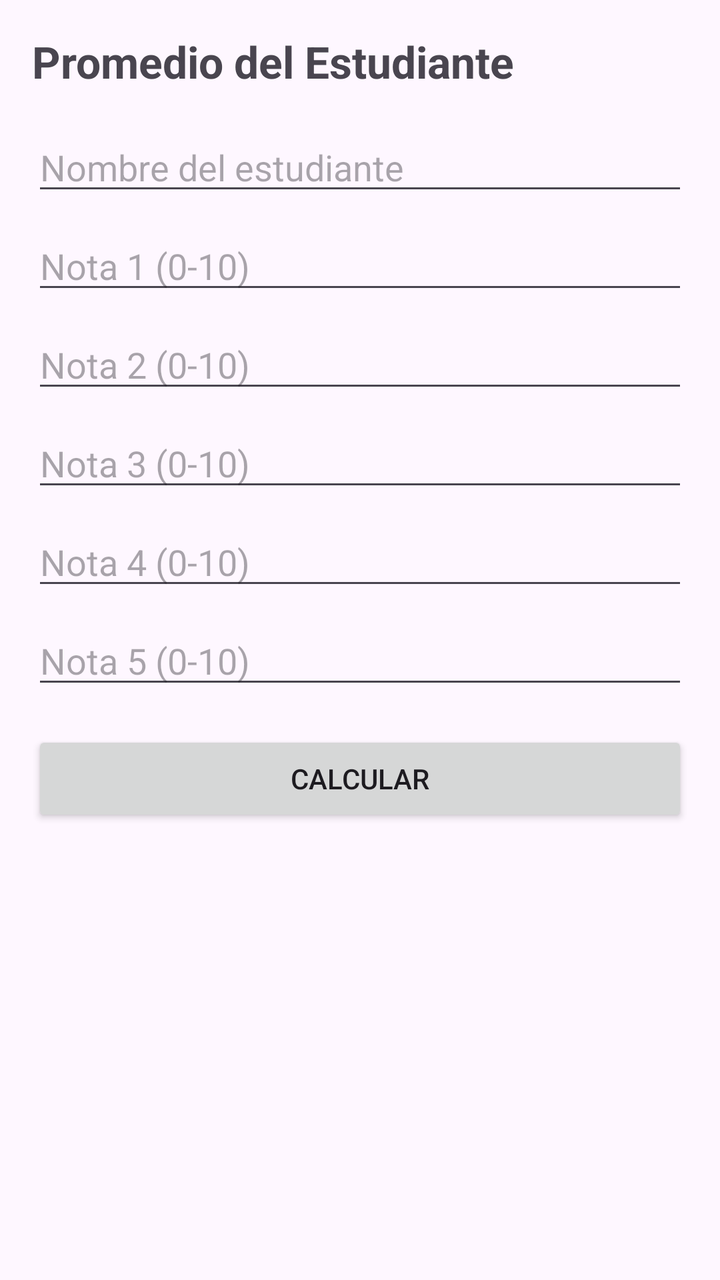
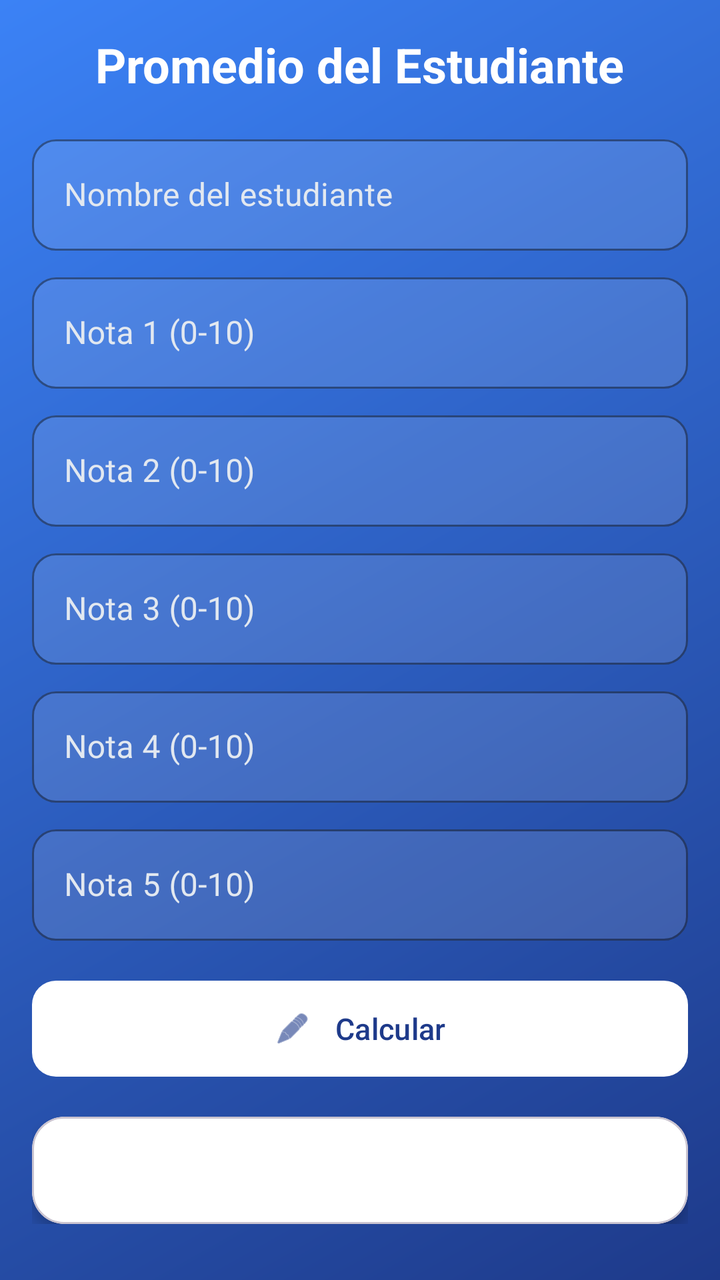

Before-and-after screenshots of an Android layout around one commit, followed by the original layout XML and the change that was made.
<!-- AndroidManifest.xml: application theme Theme._1erDesafioDSM -->
<!-- res/layout/activity_promedio.xml -->
<?xml version="1.0" encoding="utf-8"?>
<ScrollView xmlns:android="http://schemas.android.com/apk/res/android"
    android:layout_width="match_parent"
    android:layout_height="match_parent"
    android:padding="@dimen/padding_medium">

    <LinearLayout
        android:layout_width="match_parent"
        android:layout_height="wrap_content"
        android:orientation="vertical">

        <TextView
            android:layout_width="wrap_content"
            android:layout_height="wrap_content"
            android:text="@string/titulo_promedio"
            android:textSize="@dimen/text_title_size"
            android:textStyle="bold"
            android:layout_marginBottom="@dimen/margin_medium" />

        <EditText
            android:id="@+id/etNombreEstudiante"
            android:layout_width="match_parent"
            android:layout_height="wrap_content"
            android:hint="@string/hint_nombre_estudiante"
            android:inputType="textPersonName"
            android:layout_marginBottom="@dimen/margin_small" />

        <EditText
            android:id="@+id/etNota1"
            android:layout_width="match_parent"
            android:layout_height="wrap_content"
            android:hint="@string/hint_nota1"
            android:inputType="numberDecimal"
            android:layout_marginBottom="@dimen/margin_small" />

        <EditText
            android:id="@+id/etNota2"
            android:layout_width="match_parent"
            android:layout_height="wrap_content"
            android:hint="@string/hint_nota2"
            android:inputType="numberDecimal"
            android:layout_marginBottom="@dimen/margin_small" />

        <EditText
            android:id="@+id/etNota3"
            android:layout_width="match_parent"
            android:layout_height="wrap_content"
            android:hint="@string/hint_nota3"
            android:inputType="numberDecimal"
            android:layout_marginBottom="@dimen/margin_small" />

        <EditText
            android:id="@+id/etNota4"
            android:layout_width="match_parent"
            android:layout_height="wrap_content"
            android:hint="@string/hint_nota4"
            android:inputType="numberDecimal"
            android:layout_marginBottom="@dimen/margin_small" />

        <EditText
            android:id="@+id/etNota5"
            android:layout_width="match_parent"
            android:layout_height="wrap_content"
            android:hint="@string/hint_nota5"
            android:inputType="numberDecimal"
            android:layout_marginBottom="@dimen/margin_medium" />

        <Button
            android:id="@+id/btnCalcularPromedio"
            android:layout_width="match_parent"
            android:layout_height="wrap_content"
            android:text="@string/btn_calcular"
            android:layout_marginBottom="@dimen/margin_medium" />

        <TextView
            android:id="@+id/tvResultado"
            android:layout_width="match_parent"
            android:layout_height="wrap_content"
            android:textSize="@dimen/text_body_size"
            android:textStyle="bold"
            android:gravity="center" />

    </LinearLayout>
</ScrollView>
<!-- resources referenced by this layout -->
<resources>
  <dimen name="margin_medium">16dp</dimen>
  <dimen name="margin_small">8dp</dimen>
  <dimen name="padding_medium">16dp</dimen>
  <dimen name="text_body_size">16sp</dimen>
  <dimen name="text_title_size">22sp</dimen>
  <string name="btn_calcular">Calcular</string>
  <string name="hint_nombre_estudiante">Nombre del estudiante</string>
  <string name="hint_nota1">Nota 1 (0-10)</string>
  <string name="hint_nota2">Nota 2 (0-10)</string>
  <string name="hint_nota3">Nota 3 (0-10)</string>
  <string name="hint_nota4">Nota 4 (0-10)</string>
  <string name="hint_nota5">Nota 5 (0-10)</string>
  <string name="titulo_promedio">Promedio del Estudiante</string>
  <style name="Theme._1erDesafioDSM" parent="Base.Theme._1erDesafioDSM" />
  <style name="Base.Theme._1erDesafioDSM" parent="Theme.Material3.DayNight.NoActionBar">
          
          
      </style>
</resources>

<!-- the commit's change to res/layout/activity_promedio.xml (unified diff, before → after) -->
@@ -1,7 +1,9 @@
 <?xml version="1.0" encoding="utf-8"?>
 <ScrollView xmlns:android="http://schemas.android.com/apk/res/android"
+    xmlns:app="http://schemas.android.com/apk/res-auto"
     android:layout_width="match_parent"
     android:layout_height="match_parent"
+    android:background="@drawable/bg_gradient"
     android:padding="@dimen/padding_medium">
 
     <LinearLayout
@@ -9,76 +11,196 @@
         android:layout_height="wrap_content"
         android:orientation="vertical">
 
+        
         <TextView
             android:layout_width="wrap_content"
             android:layout_height="wrap_content"
             android:text="@string/titulo_promedio"
-            android:textSize="@dimen/text_title_size"
+            android:textSize="24sp"
             android:textStyle="bold"
+            android:textColor="#FFFFFF"
+            android:layout_gravity="center_horizontal"
             android:layout_marginBottom="@dimen/margin_medium" />
 
-        <EditText
-            android:id="@+id/etNombreEstudiante"
+        
+        <com.google.android.material.textfield.TextInputLayout
+            style="@style/Widget.MaterialComponents.TextInputLayout.OutlinedBox"
             android:layout_width="match_parent"
             android:layout_height="wrap_content"
             android:hint="@string/hint_nombre_estudiante"
-            android:inputType="textPersonName"
-            android:layout_marginBottom="@dimen/margin_small" />
-
-        <EditText
-            android:id="@+id/etNota1"
+            android:textColorHint="#E2E8F0"
+            app:boxBackgroundColor="#1EFFFFFF"
+            app:boxCornerRadiusTopStart="12dp"
+            app:boxCornerRadiusTopEnd="12dp"
+            app:boxCornerRadiusBottomStart="12dp"
+            app:boxCornerRadiusBottomEnd="12dp"
+            app:boxStrokeColor="#FFFFFF"
+            app:hintTextColor="#FFFFFF"
+            android:layout_marginBottom="@dimen/margin_small">
+
+            <com.google.android.material.textfield.TextInputEditText
+                android:id="@+id/etNombreEstudiante"
+                android:layout_width="match_parent"
+                android:layout_height="wrap_content"
+                android:inputType="textPersonName"
+                android:textColor="#FFFFFF" />
+        </com.google.android.material.textfield.TextInputLayout>
+
+        
+        <com.google.android.material.textfield.TextInputLayout
+            style="@style/Widget.MaterialComponents.TextInputLayout.OutlinedBox"
             android:layout_width="match_parent"
             android:layout_height="wrap_content"
             android:hint="@string/hint_nota1"
-            android:inputType="numberDecimal"
-            android:layout_marginBottom="@dimen/margin_small" />
-
-        <EditText
-            android:id="@+id/etNota2"
+            android:textColorHint="#E2E8F0"
+            app:boxBackgroundColor="#1EFFFFFF"
+            app:boxCornerRadiusTopStart="12dp"
+            app:boxCornerRadiusTopEnd="12dp"
+            app:boxCornerRadiusBottomStart="12dp"
+            app:boxCornerRadiusBottomEnd="12dp"
+            app:boxStrokeColor="#FFFFFF"
+            app:hintTextColor="#FFFFFF"
+            android:layout_marginBottom="@dimen/margin_small">
+
+            <com.google.android.material.textfield.TextInputEditText
+                android:id="@+id/etNota1"
+                android:layout_width="match_parent"
+                android:layout_height="wrap_content"
+                android:inputType="numberDecimal"
+                android:textColor="#FFFFFF" />
+        </com.google.android.material.textfield.TextInputLayout>
+
+        
+        <com.google.android.material.textfield.TextInputLayout
+            style="@style/Widget.MaterialComponents.TextInputLayout.OutlinedBox"
             android:layout_width="match_parent"
             android:layout_height="wrap_content"
             android:hint="@string/hint_nota2"
-            android:inputType="numberDecimal"
-            android:layout_marginBottom="@dimen/margin_small" />
-
-        <EditText
-            android:id="@+id/etNota3"
+            android:textColorHint="#E2E8F0"
+            app:boxBackgroundColor="#1EFFFFFF"
+            app:boxCornerRadiusTopStart="12dp"
+            app:boxCornerRadiusTopEnd="12dp"
+            app:boxCornerRadiusBottomStart="12dp"
+            app:boxCornerRadiusBottomEnd="12dp"
+            app:boxStrokeColor="#FFFFFF"
+            app:hintTextColor="#FFFFFF"
+            android:layout_marginBottom="@dimen/margin_small">
+
+            <com.google.android.material.textfield.TextInputEditText
+                android:id="@+id/etNota2"
+                android:layout_width="match_parent"
+                android:layout_height="wrap_content"
+                android:inputType="numberDecimal"
+                android:textColor="#FFFFFF" />
+        </com.google.android.material.textfield.TextInputLayout>
+
+        
+        <com.google.android.material.textfield.TextInputLayout
+            style="@style/Widget.MaterialComponents.TextInputLayout.OutlinedBox"
             android:layout_width="match_parent"
             android:layout_height="wrap_content"
             android:hint="@string/hint_nota3"
-            android:inputType="numberDecimal"
-            android:layout_marginBottom="@dimen/margin_small" />
-
-        <EditText
-            android:id="@+id/etNota4"
+            android:textColorHint="#E2E8F0"
+            app:boxBackgroundColor="#1EFFFFFF"
+            app:boxCornerRadiusTopStart="12dp"
+            app:boxCornerRadiusTopEnd="12dp"
+            app:boxCornerRadiusBottomStart="12dp"
+            app:boxCornerRadiusBottomEnd="12dp"
+            app:boxStrokeColor="#FFFFFF"
+            app:hintTextColor="#FFFFFF"
+            android:layout_marginBottom="@dimen/margin_small">
+
+            <com.google.android.material.textfield.TextInputEditText
+                android:id="@+id/etNota3"
+                android:layout_width="match_parent"
+                android:layout_height="wrap_content"
+                android:inputType="numberDecimal"
+                android:textColor="#FFFFFF" />
+        </com.google.android.material.textfield.TextInputLayout>
+
+        
+        <com.google.android.material.textfield.TextInputLayout
+            style="@style/Widget.MaterialComponents.TextInputLayout.OutlinedBox"
             android:layout_width="match_parent"
             android:layout_height="wrap_content"
             android:hint="@string/hint_nota4"
-            android:inputType="numberDecimal"
-            android:layout_marginBottom="@dimen/margin_small" />
-
-        <EditText
-            android:id="@+id/etNota5"
+            android:textColorHint="#E2E8F0"
+            app:boxBackgroundColor="#1EFFFFFF"
+            app:boxCornerRadiusTopStart="12dp"
+            app:boxCornerRadiusTopEnd="12dp"
+            app:boxCornerRadiusBottomStart="12dp"
+            app:boxCornerRadiusBottomEnd="12dp"
+            app:boxStrokeColor="#FFFFFF"
+            app:hintTextColor="#FFFFFF"
+            android:layout_marginBottom="@dimen/margin_small">
+
+            <com.google.android.material.textfield.TextInputEditText
+                android:id="@+id/etNota4"
+                android:layout_width="match_parent"
+                android:layout_height="wrap_content"
+                android:inputType="numberDecimal"
+                android:textColor="#FFFFFF" />
+        </com.google.android.material.textfield.TextInputLayout>
+
+        
+        <com.google.android.material.textfield.TextInputLayout
+            style="@style/Widget.MaterialComponents.TextInputLayout.OutlinedBox"
             android:layout_width="match_parent"
             android:layout_height="wrap_content"
             android:hint="@string/hint_nota5"
-            android:inputType="numberDecimal"
+            android:textColorHint="#E2E8F0"
+            app:boxBackgroundColor="#1EFFFFFF"
+            app:boxCornerRadiusTopStart="12dp"
+            app:boxCornerRadiusTopEnd="12dp"
+            app:boxCornerRadiusBottomStart="12dp"
+            app:boxCornerRadiusBottomEnd="12dp"
+            app:boxStrokeColor="#FFFFFF"
+            app:hintTextColor="#FFFFFF"
+            android:layout_marginBottom="@dimen/margin_medium">
+
+            <com.google.android.material.textfield.TextInputEditText
+                android:id="@+id/etNota5"
+                android:layout_width="match_parent"
+                android:layout_height="wrap_content"
+                android:inputType="numberDecimal"
+                android:textColor="#FFFFFF" />
+        </com.google.android.material.textfield.TextInputLayout>
+
+        
+        <com.google.android.material.button.MaterialButton
+            android:id="@+id/btnCalcularPromedio"
+            android:layout_width="match_parent"
+            android:layout_height="56dp"
+            android:text="@string/btn_calcular"
+            android:textSize="15sp"
+            android:textAllCaps="false"
+            android:textColor="#1E3A8A"
+            app:backgroundTint="#FFFFFF"
+            app:iconTint="#1E3A8A"
+            app:cornerRadius="12dp"
+            app:icon="@android:drawable/ic_menu_edit"
+            app:iconGravity="textStart"
+            app:iconPadding="12dp"
             android:layout_marginBottom="@dimen/margin_medium" />
 
-        <Button
-            android:id="@+id/btnCalcularPromedio"
-            android:layout_width="match_parent"
-            android:layout_height="wrap_content"
-            android:text="@string/btn_calcular"
-            android:layout_marginBottom="@dimen/margin_medium" />
-
-        <TextView
-            android:id="@+id/tvResultado"
-            android:layout_width="match_parent"
-            android:layout_height="wrap_content"
-            android:textSize="@dimen/text_body_size"
-            android:textStyle="bold"
-            android:gravity="center" />
+        
+        <com.google.android.material.card.MaterialCardView
+            android:layout_width="match_parent"
+            android:layout_height="wrap_content"
+            app:cardCornerRadius="16dp"
+            app:cardElevation="4dp"
+            app:cardBackgroundColor="#FFFFFF">
+
+            <TextView
+                android:id="@+id/tvResultado"
+                android:layout_width="match_parent"
+                android:layout_height="wrap_content"
+                android:textSize="@dimen/text_body_size"
+                android:textColor="#0F172A"
+                android:textStyle="bold"
+                android:padding="@dimen/padding_medium"
+                android:gravity="center" />
+        </com.google.android.material.card.MaterialCardView>
 
     </LinearLayout>
 </ScrollView>
<!-- resource entries referenced after the edit -->
@@ -4,7 +4,15 @@
   <dimen name="margin_small">8dp</dimen>
   <dimen name="padding_medium">16dp</dimen>
   <dimen name="text_body_size">16sp</dimen>
-  <dimen name="text_title_size">22sp</dimen>
+  <!-- drawable bg_gradient (drawable) -->
+  <?xml version="1.0" encoding="utf-8"?>
+  <shape xmlns:android="http://schemas.android.com/apk/res/android"
+      android:shape="rectangle">
+      <gradient
+          android:angle="135"
+          android:startColor="#1E3A8A"
+          android:endColor="#3B82F6" />
+  </shape>
   <string name="btn_calcular">Calcular</string>
   <string name="hint_nombre_estudiante">Nombre del estudiante</string>
   <string name="hint_nota1">Nota 1 (0-10)</string>
